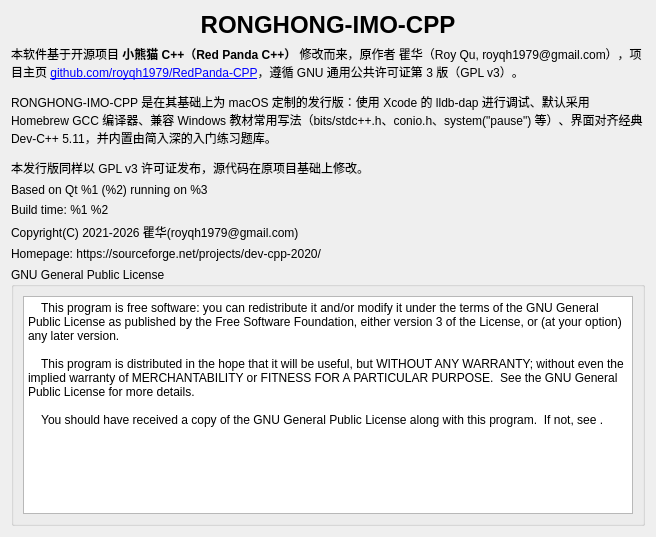
Above: RedPandaIDE/src/widgets/aboutdialog.ui from wangyingqi/RedPanda-CPP before the change. Below: the same form after it.
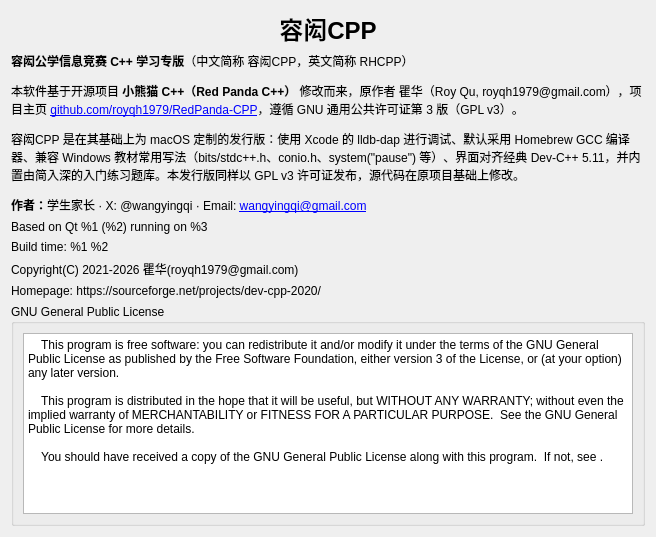
That is the form after the change. Icons and pictures are not drawn.

Commit message: feat(macos): brand as 容闳CPP / RHCPP with own version 1.0; About shows full name, derivation from Red Panda C++ (GPL v3), and author (X: @wangyingqi, wangyingqi@gmail.com)

```diff
--- a/RedPandaIDE/src/widgets/aboutdialog.ui
+++ b/RedPandaIDE/src/widgets/aboutdialog.ui
@@ -22,7 +22,7 @@
    <item>
     <widget class="QLabel" name="lblTitle">
      <property name="text">
-      <string>&lt;html&gt;&lt;head/&gt;&lt;body&gt;&lt;h1 style=&quot; margin-top:18px; margin-bottom:12px; margin-left:0px; margin-right:0px; -qt-block-indent:0; text-indent:0px;&quot;&gt;&lt;span style=&quot; font-size:xx-large; font-weight:600;&quot;&gt;RONGHONG-IMO-CPP&lt;/span&gt;&lt;/h1&gt;&lt;/body&gt;&lt;/html&gt;</string>
+      <string>&lt;html&gt;&lt;head/&gt;&lt;body&gt;&lt;h1 style=&quot; margin-top:18px; margin-bottom:12px; margin-left:0px; margin-right:0px; -qt-block-indent:0; text-indent:0px;&quot;&gt;&lt;span style=&quot; font-size:xx-large; font-weight:600;&quot;&gt;容闳CPP&lt;/span&gt;&lt;/h1&gt;&lt;/body&gt;&lt;/html&gt;</string>
      </property>
      <property name="alignment">
       <set>Qt::AlignCenter</set>
@@ -41,7 +41,7 @@
       <bool>true</bool>
      </property>
      <property name="text">
-      <string notr="true">&lt;html&gt;&lt;body&gt;&lt;p&gt;本软件基于开源项目 &lt;b&gt;小熊猫 C++（Red Panda C++）&lt;/b&gt; 修改而来，原作者 瞿华（Roy Qu, royqh1979@gmail.com），项目主页 &lt;a href=&quot;https://github.com/royqh1979/RedPanda-CPP&quot;&gt;github.com/royqh1979/RedPanda-CPP&lt;/a&gt;，遵循 GNU 通用公共许可证第 3 版（GPL v3）。&lt;/p&gt;&lt;p&gt;RONGHONG-IMO-CPP 是在其基础上为 macOS 定制的发行版：使用 Xcode 的 lldb-dap 进行调试、默认采用 Homebrew GCC 编译器、兼容 Windows 教材常用写法（bits/stdc++.h、conio.h、system(&quot;pause&quot;) 等）、界面对齐经典 Dev-C++ 5.11，并内置由简入深的入门练习题库。&lt;/p&gt;&lt;p&gt;本发行版同样以 GPL v3 许可证发布，源代码在原项目基础上修改。&lt;/p&gt;&lt;/body&gt;&lt;/html&gt;</string>
+      <string notr="true">&lt;html&gt;&lt;body&gt;&lt;p&gt;&lt;b&gt;容闳公学信息竞赛 C++ 学习专版&lt;/b&gt;（中文简称 容闳CPP，英文简称 RHCPP）&lt;/p&gt;&lt;p&gt;本软件基于开源项目 &lt;b&gt;小熊猫 C++（Red Panda C++）&lt;/b&gt; 修改而来，原作者 瞿华（Roy Qu, royqh1979@gmail.com），项目主页 &lt;a href=&quot;https://github.com/royqh1979/RedPanda-CPP&quot;&gt;github.com/royqh1979/RedPanda-CPP&lt;/a&gt;，遵循 GNU 通用公共许可证第 3 版（GPL v3）。&lt;/p&gt;&lt;p&gt;容闳CPP 是在其基础上为 macOS 定制的发行版：使用 Xcode 的 lldb-dap 进行调试、默认采用 Homebrew GCC 编译器、兼容 Windows 教材常用写法（bits/stdc++.h、conio.h、system(&quot;pause&quot;) 等）、界面对齐经典 Dev-C++ 5.11，并内置由简入深的入门练习题库。本发行版同样以 GPL v3 许可证发布，源代码在原项目基础上修改。&lt;/p&gt;&lt;p&gt;&lt;b&gt;作者：&lt;/b&gt;学生家长　·　X: @wangyingqi　·　Email: &lt;a href=&quot;mailto:wangyingqi@gmail.com&quot;&gt;wangyingqi@gmail.com&lt;/a&gt;&lt;/p&gt;&lt;/body&gt;&lt;/html&gt;</string>
      </property>
      <property name="alignment">
       <set>Qt::AlignLeft|Qt::AlignTop</set>
```
The commit also changes 3 other files.
